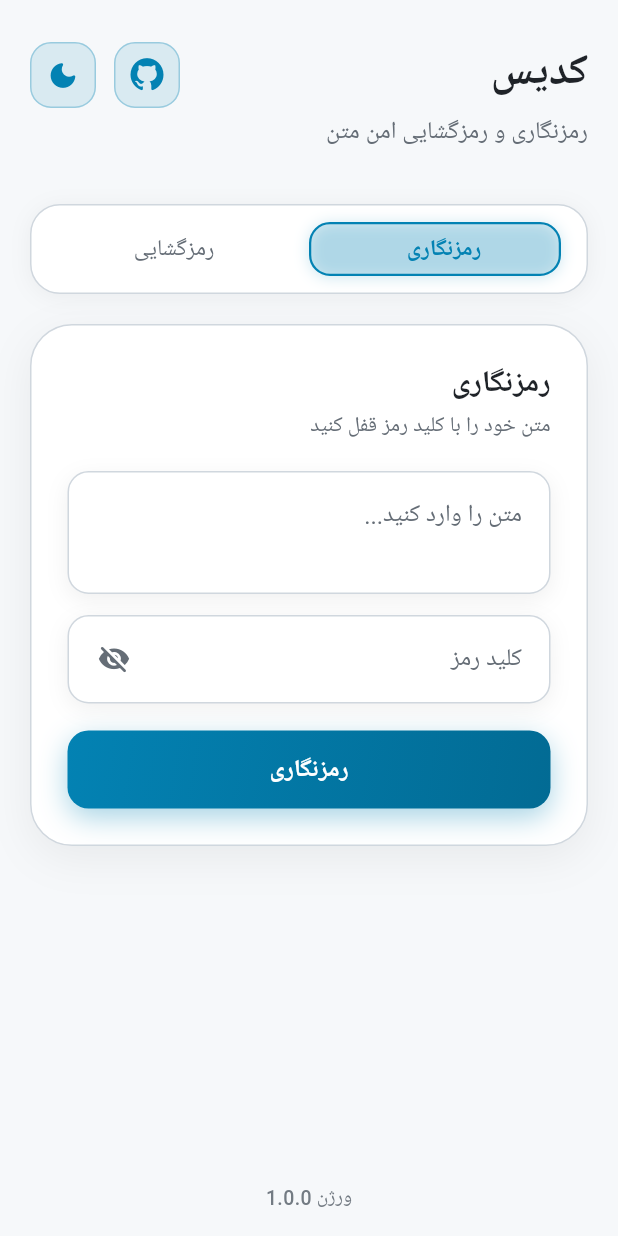
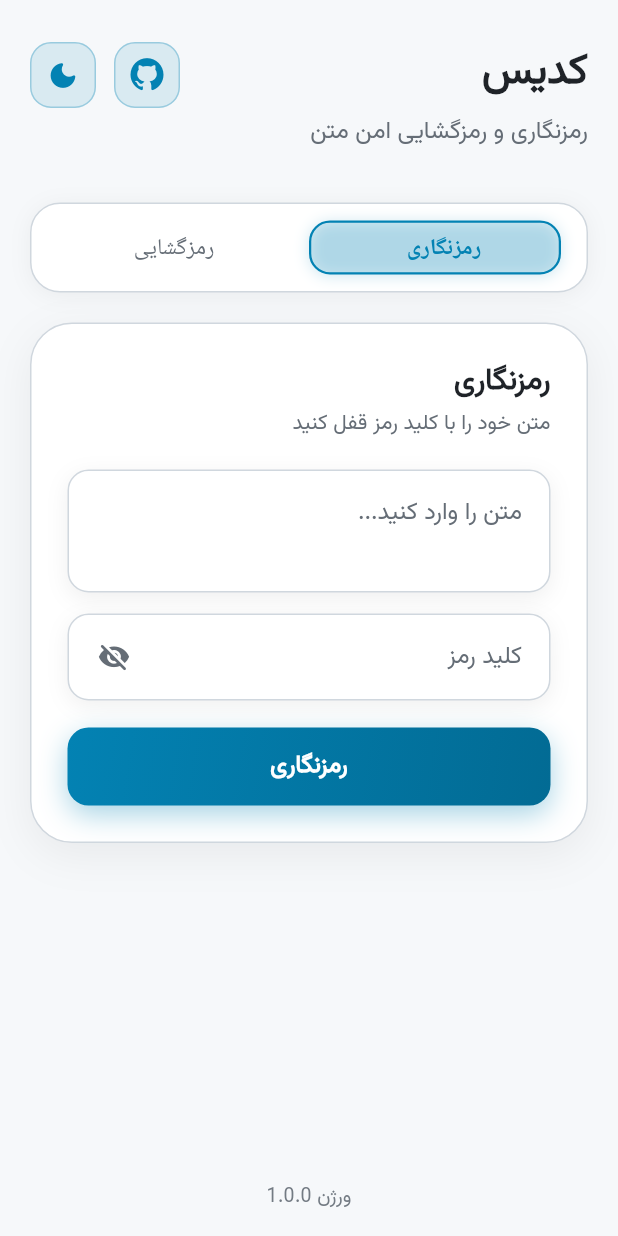
Before and after one commit to hosivay/codis, a Flutter app: the screen it shows after launch, on a phone screen of 412 x 824 dp. Run offline on Flutter 3.47's test engine with Material 3 defaults, Android fonts, the phone set to English and light mode, and no system bars; our stand-ins replace flutter_markdown, font_awesome_flutter, package_info_plus, share_plus; missing offline and left inert: encrypt, pointycastle.

Commit message:
Remove google_fonts dependency and integrate custom font 'Vazirmatn' into the project. Update pubspec files and app theme to reflect these changes. Add new asset configurations for fonts and update Xcode project settings to include Pods dependencies.

```diff
--- a/lib/app.dart
+++ b/lib/app.dart
@@ -1,5 +1,4 @@
 import 'package:flutter/material.dart';
-import 'package:google_fonts/google_fonts.dart';
 
 import 'package:codis/core/theme/app_theme.dart';
 import 'package:codis/features/cipher/presentation/cipher_page.dart';
@@ -31,10 +30,10 @@ class _AppState extends State<App> {
       locale: const Locale('fa', 'IR'),
       debugShowCheckedModeBanner: false,
       theme: AppTheme.light.copyWith(
-        textTheme: GoogleFonts.vazirmatnTextTheme(AppTheme.light.textTheme),
+        textTheme: AppTheme.light.textTheme.apply(fontFamily: 'Vazirmatn'),
       ),
       darkTheme: AppTheme.dark.copyWith(
-        textTheme: GoogleFonts.vazirmatnTextTheme(AppTheme.dark.textTheme),
+        textTheme: AppTheme.dark.textTheme.apply(fontFamily: 'Vazirmatn'),
       ),
       themeMode: _themeMode,
       home: CipherPage(onThemeToggle: _toggleTheme),
```
Also changed, not shown: pubspec.yaml (+7 -5 lines), assets/fonts/Vazirmatn-Regular.ttf (added), pubspec.lock, 10 other files.
